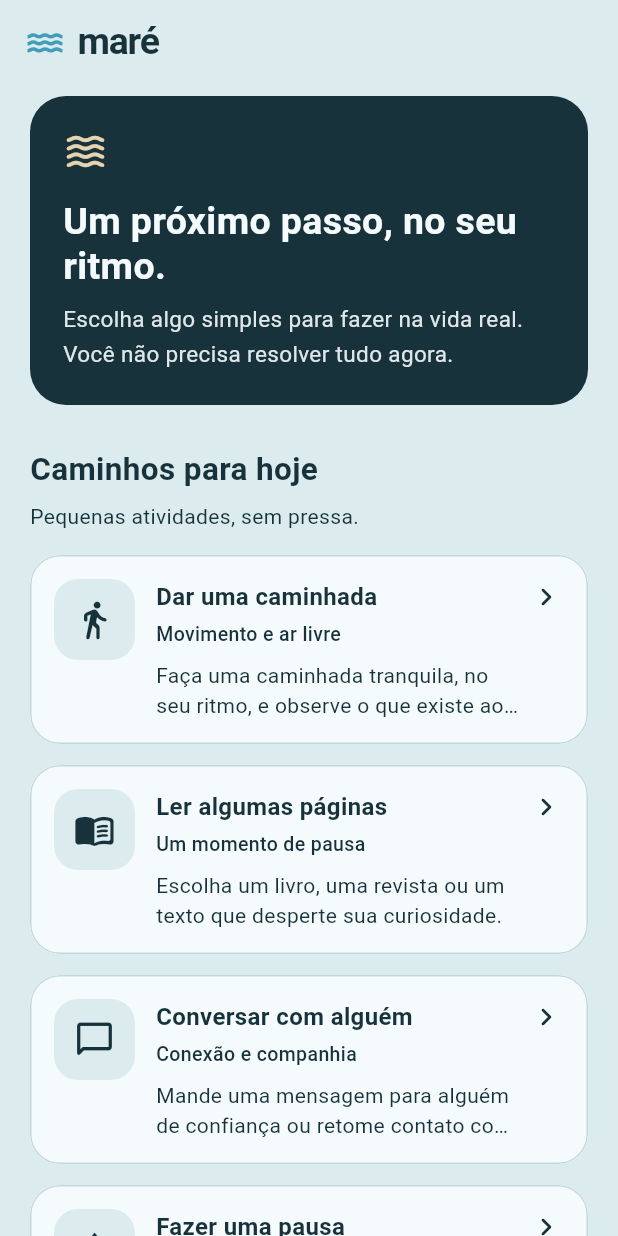
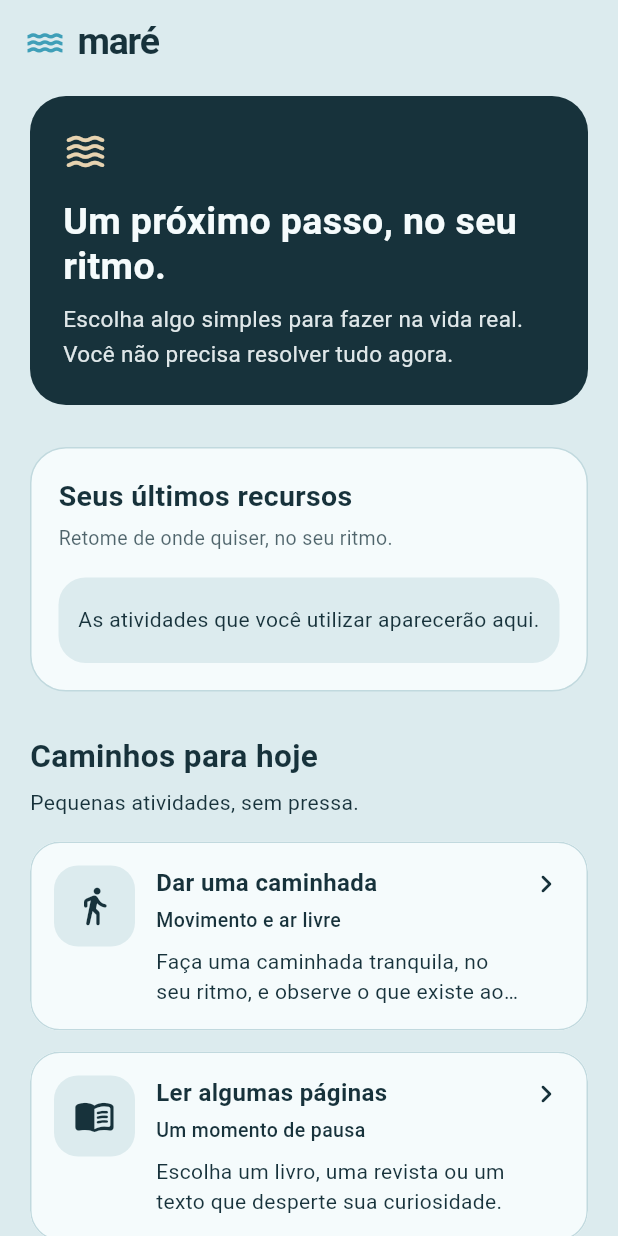
Before and after one commit to pfc15/Mare_Hackaton, a Flutter app: the screen it shows after launch, on a phone screen of 412 x 824 dp. Run offline on Flutter 3.47's test engine with Material 3 defaults, Android fonts, the phone set to English and light mode, and no system bars; our stand-ins replace sensors_plus.

Commit message:
atividades recentes

```diff
--- /dev/null
+++ b/lib/atividades/atividades_recentes.dart
@@ -0,0 +1,127 @@
+
+import 'package:flutter/material.dart';
+import 'package:mare/env.dart';
+import 'package:mare/atividades/atividade_card.dart';
+
+class RecentActivitiesCard extends StatelessWidget {
+  final List<Activity> activities;
+
+  const RecentActivitiesCard({
+    super.key,
+    required this.activities,
+  });
+
+  @override
+  Widget build(BuildContext context) {
+    final recent = activities.take(3).toList();
+
+    return Container(
+      width: double.infinity,
+      padding: const EdgeInsets.all(18),
+      decoration: BoxDecoration(
+        color: MareColors.foam,
+        borderRadius: BorderRadius.circular(24),
+        border: Border.all(
+          color: const Color(0xFFC1D9DE),
+        ),
+      ),
+      child: Column(
+        crossAxisAlignment: CrossAxisAlignment.start,
+        children: [
+          const Text(
+            'Seus últimos recursos',
+            style: TextStyle(
+              color: MareColors.deep,
+              fontSize: 19,
+              fontWeight: FontWeight.w700,
+            ),
+          ),
+          const SizedBox(height: 5),
+          Text(
+            'Retome de onde quiser, no seu ritmo.',
+            style: TextStyle(
+              color: MareColors.deep.withValues(alpha: 0.75),
+              fontSize: 13,
+              height: 1.4,
+            ),
+          ),
+          const SizedBox(height: 18),
+
+          if (recent.isEmpty)
+            Container(
+              width: double.infinity,
+              padding: const EdgeInsets.symmetric(
+                vertical: 18,
+                horizontal: 12,
+              ),
+              decoration: BoxDecoration(
+                color: MareColors.mist,
+                borderRadius: BorderRadius.circular(18),
+              ),
+              child: const Text(
+                'As atividades que você utilizar '
+                'aparecerão aqui.',
+                textAlign: TextAlign.center,
+                style: TextStyle(
+                  color: MareColors.deep,
+                  fontSize: 14,
+                  height: 1.5,
+                ),
+              ),
+            )
+          else
+            Row(
+              crossAxisAlignment: CrossAxisAlignment.start,
+              children: recent.map((activity) {
+                return Expanded(
+                  child: Padding(
+                    padding: const EdgeInsets.symmetric(
+                      horizontal: 4,
+                    ),
+                    child: Material(
+                      color: MareColors.mist,
+                      borderRadius: BorderRadius.circular(18),
+                      clipBehavior: Clip.antiAlias,
+                      child: InkWell(
+                        onTap: () => {
+                          activity.onSugestion(context)
+                        },
+                        child: Padding(
+                          padding: const EdgeInsets.symmetric(
+                            vertical: 14,
+                            horizontal: 4,
+                          ),
+                          child: Column(
+                            children: [
+                              Icon(
+                                activity.icon,
+                                color: MareColors.deep,
+                                size: 27,
+                              ),
+                              const SizedBox(height: 10),
+                              Text(
+                                activity.title,
+                                maxLines: 2,
+                                overflow: TextOverflow.ellipsis,
+                                textAlign: TextAlign.center,
+                                style: const TextStyle(
+                                  color: MareColors.deep,
+                                  fontSize: 12,
+                                  fontWeight: FontWeight.w600,
+                                  height: 1.3,
+                                ),
+                              ),
+                            ],
+                          ),
+                        ),
+                      ),
+                    ),
+                  ),
+                );
+              }).toList(),
+            ),
+        ],
+      ),
+    );
+  }
+}
--- a/lib/atividades/atividades.dart
+++ b/lib/atividades/pagina_atividades.dart
@@ -1,16 +1,26 @@
 
 import 'package:flutter/material.dart';
+import 'package:mare/atividades/atividades_recentes.dart';
 import 'package:mare/env.dart';
 import 'atividade_card.dart';
 import 'pagina_detalhes.dart';
 
 
 
-class ActivitiesPage extends StatelessWidget {
+class ActivitiesPage extends StatefulWidget {
   const ActivitiesPage({super.key});
 
   @override
+  State<ActivitiesPage> createState() => _ActivitiesPageState();
+}
+
+class _ActivitiesPageState extends State<ActivitiesPage> {
+  List<Activity> atividade_recente = [];
+
+
+  @override
   Widget build(BuildContext context) {
+
     return Scaffold(
       appBar: AppBar(
         title: Row(
@@ -36,6 +46,7 @@ class ActivitiesPage extends StatelessWidget {
         child: ListView(
           padding: const EdgeInsets.fromLTRB(20, 8, 20, 28),
           children: [
+
             Container(
               padding: const EdgeInsets.all(22),
               decoration: BoxDecoration(
@@ -76,6 +87,13 @@ class ActivitiesPage extends StatelessWidget {
               ),
             ),
             const SizedBox(height: 28),
+            RecentActivitiesCard(activities: atividade_recente),
+
+
+            // card proximos passos
+
+            const SizedBox(height: 28),
+
             const Text(
               'Caminhos para hoje',
               style: TextStyle(
@@ -99,6 +117,22 @@ class ActivitiesPage extends StatelessWidget {
                 child: ActivityCard(
                   activity: activity,
                   onTap: () {
+                    print(atividade_recente);
+                    setState(() {
+                      // Remove a atividade anterior para não duplicar.
+                      atividade_recente.removeWhere(
+                        (item) => item.title == activity.title,
+                      );
+
+                      // Coloca a atividade utilizada no início da lista.
+                      atividade_recente.insert(0, activity);
+
+                      // Mantém apenas as 3 mais recentes.
+                      if (atividade_recente.length > 3) {
+                        atividade_recente.removeLast();
+                      }
+                    });
+
                     Navigator.push(
                       context,
                       MaterialPageRoute(
--- a/lib/main.dart
+++ b/lib/main.dart
@@ -1,6 +1,6 @@
 import 'package:flutter/material.dart';
 import 'package:mare/jogo/jogo_copo_3d.dart';
-import 'package:mare/atividades/atividades.dart';
+import 'package:mare/atividades/pagina_atividades.dart';
 import 'package:mare/env.dart';
 import 'package:mare/perguntas/perguntas.dart';
 
```
